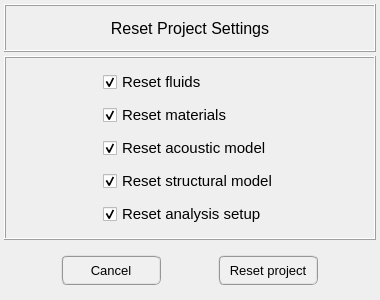
The window that pulse/interface/data/ui_files/project/reset_project.ui (open-pulse/OpenPulse) describes before a commit, drawn with Qt 5.
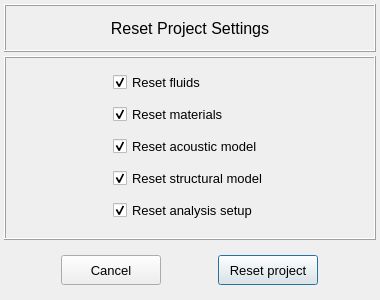
The same window after the commit.

Commit message: Implement new project with pulse file

```diff
--- a/pulse/interface/data/ui_files/project/reset_project.ui
+++ b/pulse/interface/data/ui_files/project/reset_project.ui
@@ -93,7 +93,7 @@
        <widget class="QCheckBox" name="reset_analysis_setup_checkbox">
         <property name="font">
          <font>
-          <pointsize>11</pointsize>
+          <pointsize>10</pointsize>
          </font>
         </property>
         <property name="text">
@@ -108,7 +108,7 @@
        <widget class="QCheckBox" name="reset_fluids_checkbox">
         <property name="font">
          <font>
-          <pointsize>11</pointsize>
+          <pointsize>10</pointsize>
          </font>
         </property>
         <property name="text">
@@ -123,7 +123,7 @@
        <widget class="QCheckBox" name="reset_materials_checkbox">
         <property name="font">
          <font>
-          <pointsize>11</pointsize>
+          <pointsize>10</pointsize>
          </font>
         </property>
         <property name="text">
@@ -151,7 +151,7 @@
        <widget class="QCheckBox" name="reset_structural_model_checkbox">
         <property name="font">
          <font>
-          <pointsize>11</pointsize>
+          <pointsize>10</pointsize>
          </font>
         </property>
         <property name="text">
@@ -166,7 +166,7 @@
        <widget class="QCheckBox" name="reset_acoustic_model_checkbox">
         <property name="font">
          <font>
-          <pointsize>11</pointsize>
+          <pointsize>10</pointsize>
          </font>
         </property>
         <property name="text">
@@ -261,10 +261,7 @@
          </font>
         </property>
         <property name="styleSheet">
-         <string notr="true">QPushButton{border-radius: 6px; border-color: rgb(150, 150, 150); border-style: ridge; border-width: 2px; color: rgb(0, 0, 0); background-color: rgb(240, 240, 240)}
-QPushButton:hover{border-radius: 6px; border-color: rgb(0, 170, 255); border-style: ridge; border-width: 2px; color: rgb(0, 0, 0); background-color: rgba(174, 213, 255, 100)}
-QPushButton:pressed{border-radius: 6px; border-color: rgb(0, 170, 255); border-style: ridge; border-width: 2px; color: rgb(0, 0, 0); background-color: rgb(174, 213, 255)}
-QPushButton:disabled{border-radius: 6px; border-color: rgb(150, 150, 150); border-style: ridge; border-width: 0px; color: rgb(150,150, 150); background-color: rgb(220, 220, 220)}</string>
+         <string notr="true"/>
         </property>
         <property name="text">
          <string>Reset project</string>
@@ -303,10 +300,7 @@
          </font>
         </property>
         <property name="styleSheet">
-         <string notr="true">QPushButton{border-radius: 6px; border-color: rgb(150, 150, 150); border-style: ridge; border-width: 2px; color: rgb(0, 0, 0); background-color: rgb(240, 240, 240)}
-QPushButton:hover{border-radius: 6px; border-color: rgb(0, 170, 255); border-style: ridge; border-width: 2px; color: rgb(0, 0, 0); background-color: rgba(174, 213, 255, 100)}
-QPushButton:pressed{border-radius: 6px; border-color: rgb(0, 170, 255); border-style: ridge; border-width: 2px; color: rgb(0, 0, 0); background-color: rgb(174, 213, 255)}
-QPushButton:disabled{border-radius: 6px; border-color: rgb(150, 150, 150); border-style: ridge; border-width: 0px; color: rgb(150,150, 150); background-color: rgb(220, 220, 220)}</string>
+         <string notr="true"/>
         </property>
         <property name="text">
          <string>Cancel</string>
```
The commit also changes 26 other files.
